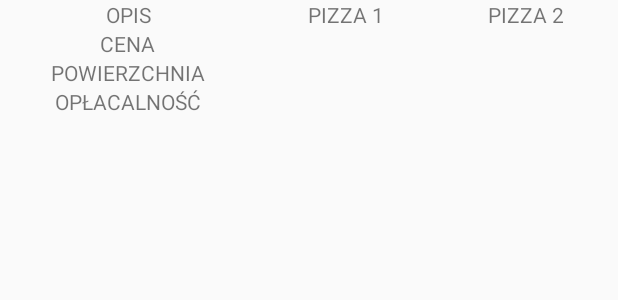
After one commit to michalorlinskidev/pizza-calculator, an Android app: the layout result_alert_dialog.xml on its own in the app's theme, with its tools: preview values and no code run, on a phone screen of 412 x 824 dp. The commit adds this screen. Shown: the top 300 px of the screen. Run offline under Robolectric (Android 15) with nearby library versions, the phone set to English and light mode, and no system bars.

Commit message:
custom result dialog with table

```diff
--- a/app/src/main/java/pl/morlinski/pizza_calculator/MainActivity.java
+++ b/app/src/main/java/pl/morlinski/pizza_calculator/MainActivity.java
@@ -2,7 +2,9 @@ package pl.morlinski.pizza_calculator;
 
 import android.app.AlertDialog;
 import android.os.Bundle;
+import android.view.LayoutInflater;
 import android.view.View;
+import android.widget.TextView;
 
 import androidx.appcompat.app.AppCompatActivity;
 
@@ -33,11 +35,33 @@ public class MainActivity extends AppCompatActivity {
                 return;
             }
 
-            showMessageDialog(String.format("Bardziej opłaca Ci się opcja numer: %1$s. Cena pizzy (na 1cm^2): %2$.02f zł vs %3$.02f zł. Powierzchnia: %4$.02f cm^2 vs %5$.02f cm^2",
-                    (pizza1.pricePer_1cm_2() >= pizza2.pricePer_1cm_2() ? "2" : "1"),
-                    pizza1.pricePer_1cm_2(), pizza2.pricePer_1cm_2(),
-                    pizza1.area(), pizza2.area()
-            ));
+            final AlertDialog.Builder builder = new AlertDialog.Builder(root.getContext());
+            LayoutInflater inflater = LayoutInflater.from(root.getContext());
+            View dialogView = inflater.inflate(R.layout.result_alert_dialog, null);
+
+            TextView result1Price = dialogView.findViewById(R.id.result1Price);
+            TextView result2Price = dialogView.findViewById(R.id.result2Price);
+            TextView result1Size = dialogView.findViewById(R.id.result1Size);
+            TextView result2Size = dialogView.findViewById(R.id.result2Size);
+            TextView result1 = dialogView.findViewById(R.id.result1);
+            TextView result2 = dialogView.findViewById(R.id.result2);
+
+            result1Price.setText(String.format("%1$.02f zł", pizza1.pricePer_1cm_2()));
+            result2Price.setText(String.format("%1$.02f zł", pizza2.pricePer_1cm_2()));
+            result1Size.setText(String.format("%1$.02f cm^2", pizza1.area()));
+            result2Size.setText(String.format("%1$.02f cm^2", pizza2.area()));
+
+            boolean selectPizza1 = pizza1.pricePer_1cm_2() < pizza2.pricePer_1cm_2();
+
+            result1.setText(selectPizza1 ? "KUP" : "NIE KUPUJ");
+            result2.setText(selectPizza1 ? "NIE KUPUJ" : "KUP");
+
+            builder.setTitle("Podsumowanie")
+                    .setView(dialogView)
+                    .setPositiveButton("Zamknij", (d, w) -> {
+                    })
+                    .show();
+
         });
 
     }
--- /dev/null
+++ b/app/src/main/res/layout/result_alert_dialog.xml
@@ -0,0 +1,113 @@
+<?xml version="1.0" encoding="utf-8"?>
+<androidx.constraintlayout.widget.ConstraintLayout xmlns:android="http://schemas.android.com/apk/res/android"
+    xmlns:tools="http://schemas.android.com/tools"
+    android:layout_width="match_parent"
+    android:layout_height="match_parent">
+
+    <TableLayout
+        android:layout_width="match_parent"
+        android:layout_height="match_parent"
+        android:stretchColumns="*"
+        tools:layout_editor_absoluteX="-16dp"
+        tools:layout_editor_absoluteY="0dp">
+
+        <TableRow
+            android:layout_width="match_parent"
+            android:layout_height="match_parent">
+
+            <TextView
+                android:id="@+id/textView3"
+                android:layout_width="wrap_content"
+                android:layout_height="match_parent"
+                android:layout_gravity="center"
+                android:text="OPIS" />
+
+            <TextView
+                android:id="@+id/textView2"
+                android:layout_width="wrap_content"
+                android:layout_height="wrap_content"
+                android:layout_gravity="center_horizontal|center_vertical"
+                android:text="PIZZA 1" />
+
+            <TextView
+                android:id="@+id/textView"
+                android:layout_width="wrap_content"
+                android:layout_height="wrap_content"
+                android:layout_gravity="center"
+                android:text="PIZZA 2" />
+        </TableRow>
+
+        <TableRow
+            android:layout_width="match_parent"
+            android:layout_height="match_parent">
+
+            <TextView
+                android:id="@+id/textView3"
+                android:layout_width="wrap_content"
+                android:layout_height="match_parent"
+                android:layout_gravity="center"
+                android:text="CENA" />
+
+            <TextView
+                android:id="@+id/result1Price"
+                android:layout_width="wrap_content"
+                android:layout_height="wrap_content"
+                android:layout_gravity="center_horizontal|center_vertical" />
+
+            <TextView
+                android:id="@+id/result2Price"
+                android:layout_width="wrap_content"
+                android:layout_height="wrap_content"
+                android:layout_gravity="center" />
+        </TableRow>
+
+        <TableRow
+            android:layout_width="match_parent"
+            android:layout_height="match_parent">
+
+            <TextView
+                android:id="@+id/textView3"
+                android:layout_width="wrap_content"
+                android:layout_height="match_parent"
+                android:layout_gravity="center"
+                android:text="POWIERZCHNIA" />
+
+            <TextView
+                android:id="@+id/result1Size"
+                android:layout_width="wrap_content"
+                android:layout_height="wrap_content"
+                android:layout_gravity="center_horizontal|center_vertical" />
+
+            <TextView
+                android:id="@+id/result2Size"
+                android:layout_width="wrap_content"
+                android:layout_height="wrap_content"
+                android:layout_gravity="center" />
+        </TableRow>
+
+        <TableRow
+            android:layout_width="match_parent"
+            android:layout_height="match_parent">
+
+            <TextView
+                android:id="@+id/textView3"
+                android:layout_width="wrap_content"
+                android:layout_height="match_parent"
+                android:layout_gravity="center"
+                android:text="OPŁACALNOŚĆ" />
+
+            <TextView
+                android:id="@+id/result1"
+                android:layout_width="wrap_content"
+                android:layout_height="wrap_content"
+                android:layout_gravity="center_horizontal|center_vertical" />
+
+            <TextView
+                android:id="@+id/result2"
+                android:layout_width="wrap_content"
+                android:layout_height="wrap_content"
+                android:layout_gravity="center" />
+        </TableRow>
+
+    </TableLayout>
+</androidx.constraintlayout.widget.ConstraintLayout>
```
